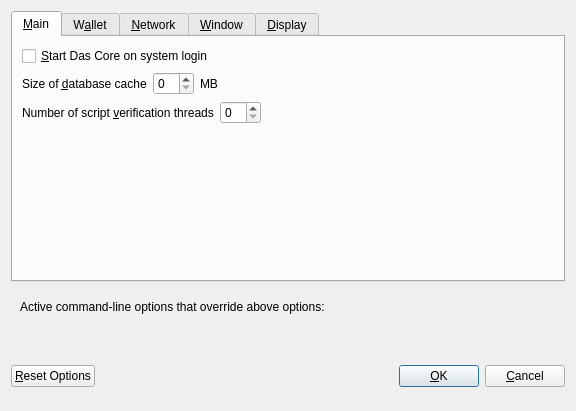
First picture: the form in src/qt/forms/optionsdialog.ui, repository blocksninja/das-coin, before the edit.
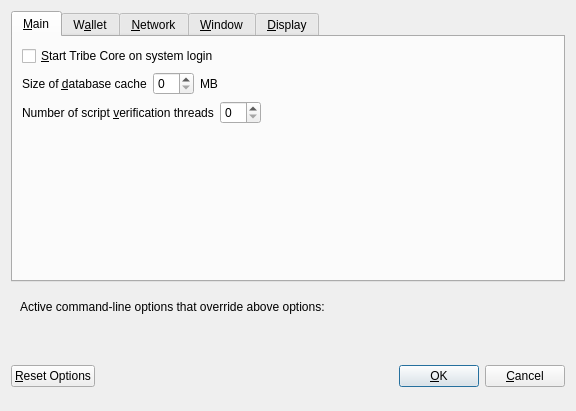
Second picture: the form after the edit. Custom widgets are drawn as their Qt base class.

Commit message: Das >> Tribe

What changed in the file:
```diff
--- a/src/qt/forms/optionsdialog.ui
+++ b/src/qt/forms/optionsdialog.ui
@@ -33,7 +33,7 @@
           <string>Automatically start Das Core after logging in to the system.</string>
          </property>
          <property name="text">
-          <string>&amp;Start Das Core on system login</string>
+          <string>&amp;Start Tribe Core on system login</string>
          </property>
         </widget>
        </item>
```
Left out of the diff: 12 changed lines with no effect on the pictures. The commit also changes 196 other files.
